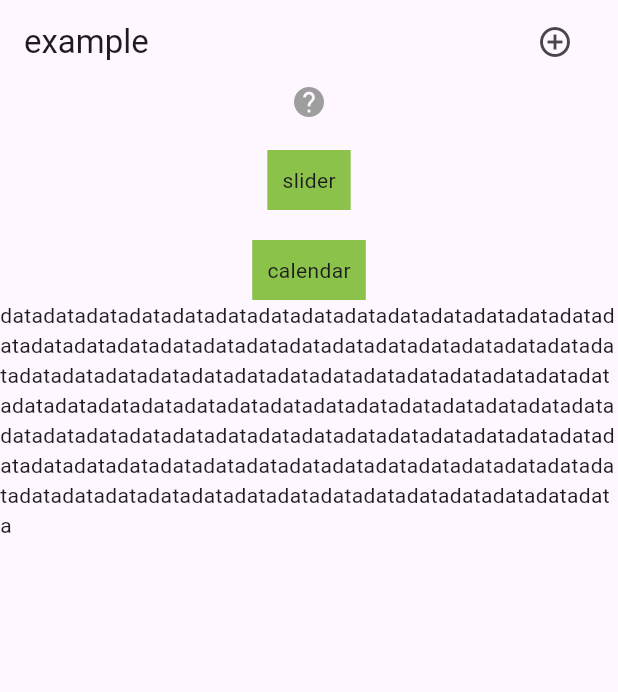
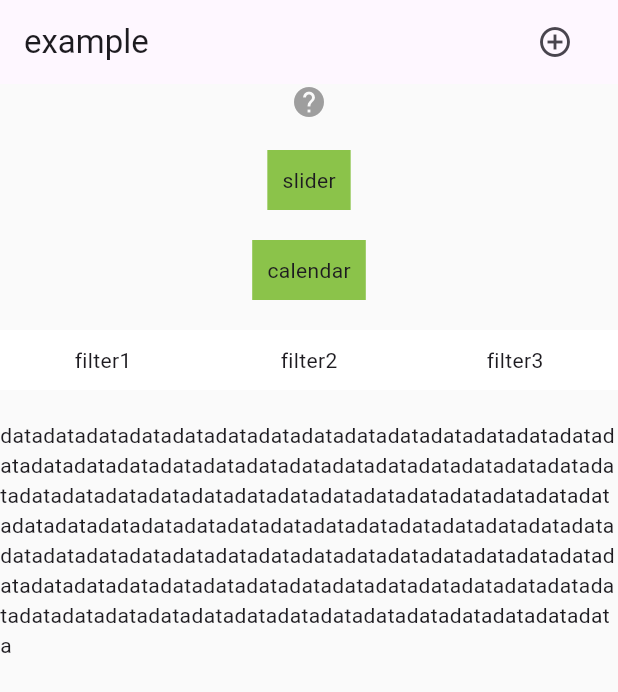
Before and after one commit to herowws/flutter_popup, a Flutter app: the screen it shows after launch, on a phone screen of 412 x 824 dp. Shown: the top 692 px of the screen. Run offline on Flutter 3.47's test engine with Material 3 defaults, Android fonts, the phone set to English and light mode, and no system bars.

Commit message:
-fix contentDecoration

```diff
--- a/example/lib/main.dart
+++ b/example/lib/main.dart
@@ -30,6 +30,7 @@ class _MyHomePageState extends State<MyHomePage> {
   Widget build(BuildContext context) {
     return Material(
       child: Scaffold(
+        backgroundColor: Color(0xFFFAFAFA),
         appBar: AppBar(
           title: const Text('example'),
           actions: [
@@ -72,11 +73,14 @@ class _MyHomePageState extends State<MyHomePage> {
             // example3  calendar
             CustomPopup(
               showArrow: false,
-              content: CalendarDatePicker(
-                initialDate: DateTime.now(),
-                firstDate: DateTime.now(),
-                lastDate: DateTime.now(),
-                onDateChanged: (v) {},
+              content: SizedBox(
+                width: 300,
+                child: CalendarDatePicker(
+                  initialDate: DateTime.now(),
+                  firstDate: DateTime.now(),
+                  lastDate: DateTime.now(),
+                  onDateChanged: (v) {},
+                ),
               ),
               child: Container(
                 padding: const EdgeInsets.all(10),
@@ -85,10 +89,43 @@ class _MyHomePageState extends State<MyHomePage> {
               ),
             ),
 
-            Text(
-              'data' * 100,
-              maxLines: 20,
-            )
+            SizedBox(height: 20),
+
+            // example4  filter
+            Container(
+              decoration: BoxDecoration(color: Colors.white),
+              padding: EdgeInsets.symmetric(vertical: 10),
+              child: Row(
+                mainAxisAlignment: MainAxisAlignment.spaceAround,
+                children: [
+                  CustomPopup(
+                    showArrow: false,
+                    contentPadding:
+                        EdgeInsets.symmetric(horizontal: 30, vertical: 10),
+                    barrierColor: Colors.transparent,
+                    contentDecoration: BoxDecoration(
+                      color: Colors.white,
+                    ),
+                    content: SizedBox(
+                      width: double.infinity,
+                      child: Column(
+                        mainAxisSize: MainAxisSize.min,
+                        crossAxisAlignment: CrossAxisAlignment.start,
+                        children: List.generate(
+                          4,
+                          (index) => Text('item$index'),
+                        ),
+                      ),
+                    ),
+                    child: Text('filter1'),
+                  ),
+                  Text('filter2'),
+                  Text('filter3'),
+                ],
+              ),
+            ),
+            SizedBox(height: 20),
+            Text('data' * 100, maxLines: 20),
           ],
         ),
       ),
--- a/lib/src/popup.dart
+++ b/lib/src/popup.dart
@@ -11,6 +11,9 @@ class CustomPopup extends StatelessWidget {
   final Color? arrowColor;
   final Color? barrierColor;
   final bool showArrow;
+  final EdgeInsets contentPadding;
+  final double? contentRadius;
+  final BoxDecoration? contentDecoration;
 
   const CustomPopup({
     super.key,
@@ -22,6 +25,9 @@ class CustomPopup extends StatelessWidget {
     this.arrowColor,
     this.showArrow = true,
     this.barrierColor,
+    this.contentPadding = const EdgeInsets.all(15),
+    this.contentRadius,
+    this.contentDecoration,
   });
 
   void _show(BuildContext context) {
@@ -35,6 +41,9 @@ class CustomPopup extends StatelessWidget {
       arrowColor: arrowColor,
       showArrow: showArrow,
       barriersColor: barrierColor,
+      contentPadding: contentPadding,
+      contentRadius: contentRadius,
+      contentDecoration: contentDecoration,
       child: content,
     ));
   }
@@ -59,6 +68,9 @@ class _PopupContent extends StatelessWidget {
   final Color? backgroundColor;
   final Color? arrowColor;
   final bool showArrow;
+  final EdgeInsets contentPadding;
+  final double? contentRadius;
+  final BoxDecoration? contentDecoration;
 
   const _PopupContent({
     Key? key,
@@ -70,6 +82,9 @@ class _PopupContent extends StatelessWidget {
     this.arrowDirection = _ArrowDirection.top,
     this.backgroundColor,
     this.arrowColor,
+    this.contentRadius,
+    required this.contentPadding,
+    this.contentDecoration,
   }) : super(key: key);
 
   @override
@@ -78,15 +93,16 @@ class _PopupContent extends StatelessWidget {
       children: [
         Container(
           key: childKey,
-          padding: const EdgeInsets.all(15),
+          padding: contentPadding,
           margin: const EdgeInsets.symmetric(vertical: 10).copyWith(
             top: arrowDirection == _ArrowDirection.bottom ? 0 : null,
             bottom: arrowDirection == _ArrowDirection.top ? 0 : null,
           ),
           constraints: const BoxConstraints(minWidth: 50),
-          decoration: BoxDecoration(
+          decoration: contentDecoration ??
+              BoxDecoration(
                 color: backgroundColor ?? Colors.white,
-            borderRadius: BorderRadius.circular(10),
+                borderRadius: BorderRadius.circular(contentRadius ?? 10),
                 boxShadow: [
                   BoxShadow(
                     color: Colors.black.withOpacity(0.1),
@@ -162,6 +178,9 @@ class _PopupRoute extends PopupRoute<void> {
   final Color? arrowColor;
   final bool showArrow;
   final Color? barriersColor;
+  final EdgeInsets contentPadding;
+  final double? contentRadius;
+  final BoxDecoration? contentDecoration;
 
   double _maxHeight = _viewportRect.height;
   _ArrowDirection _arrowDirection = _ArrowDirection.top;
@@ -183,6 +202,9 @@ class _PopupRoute extends PopupRoute<void> {
     this.arrowColor,
     required this.showArrow,
     this.barriersColor,
+    required this.contentPadding,
+    this.contentRadius,
+    this.contentDecoration,
   }) : super(
           settings: settings,
           filter: filter,
@@ -300,6 +322,9 @@ class _PopupRoute extends PopupRoute<void> {
       backgroundColor: backgroundColor,
       arrowColor: arrowColor,
       showArrow: showArrow,
+      contentPadding: contentPadding,
+      contentRadius: contentRadius,
+      contentDecoration: contentDecoration,
       child: child,
     );
     if (!animation.isCompleted) {
--- a/pubspec.yaml
+++ b/pubspec.yaml
@@ -1,6 +1,6 @@
 name: flutter_popup
 description: The flutter_popup package is a versatile tool for creating customizable popups in Flutter apps. Its highlight feature effectively guides user attention to specific areas
-version: 3.1.8
+version: 3.3.0
 homepage: https://github.com/herowws/flutter_popup
 
 environment:
```
Also changed, not shown: lib/src/screen.dart (+5 -5 lines), example/pubspec.lock, 1 other file. Lines whose indentation alone changed are shown as unchanged.
